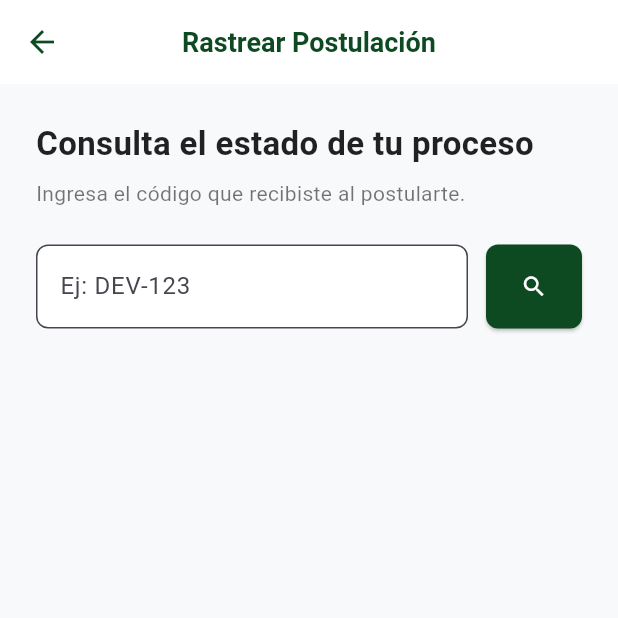
After one commit to JA-Guevara/MOBILE_SSAS_RRHH, a Flutter app: the screen it shows after launch, after a tap on "Rastrear", on a phone screen of 412 x 824 dp, the top half of it. The commit adds this screen. Run offline on Flutter 3.47's test engine with Material 3 defaults, Android fonts, the phone set to English and light mode, and no system bars; our stand-ins replace built_collection, built_value, dio, file_picker, flutter_secure_storage, go_router; missing offline and left inert: one_of, one_of_serializer.

Commit message:
implementar pantalla de seguimiento de postulación T1-21

```diff
--- a/lib/app/router/app_router.dart
+++ b/lib/app/router/app_router.dart
@@ -1,6 +1,7 @@
 import 'package:flutter/material.dart';
 import 'package:go_router/go_router.dart';
 import 'package:mobile_ssas_rrhh/features/auth/screens/login_screen.dart';
+import 'package:mobile_ssas_rrhh/features/vacantes/ui/vacante_detalle_screen.dart';
 // Comentado hasta crear los archivos fisicos
 // import '../../features/auth/screens/login_screen.dart';
 // import '../../features/auth/screens/register_screen.dart';
--- a/lib/features/postulaciones/data/postulaciones_service_falso.dart
+++ b/lib/features/postulaciones/data/postulaciones_service_falso.dart
@@ -2,6 +2,7 @@ import 'package:mobile_ssas_rrhh/features/postulaciones/data/postulaciones_servi
 import 'package:mobile_ssas_rrhh/features/postulaciones/model/cv_adjunto.dart';
 import 'package:mobile_ssas_rrhh/features/postulaciones/model/postulante.dart';
 import 'package:mobile_ssas_rrhh/features/postulaciones/model/resultado_postulacion.dart';
+
 
 /// Servicios FALSOS para desarrollar sin backend, igual que en vacantes.
 ///
@@ -17,6 +18,20 @@ import 'package:mobile_ssas_rrhh/features/postulaciones/model/resultado_postulac
 
 /// Acepta la postulación y devuelve un código de seguimiento de ejemplo,
 /// el mismo de la maqueta. Para la captura "con datos".
+
+class PostulacionEstado {
+  final String codigo;
+  final String vacanteTitulo;
+  final String etapaActual;
+  final String estado;
+
+  PostulacionEstado({
+    required this.codigo,
+    required this.vacanteTitulo,
+    required this.etapaActual,
+    required this.estado,
+  });
+}
 class PostulacionesServiceFalso extends PostulacionesService {
   PostulacionesServiceFalso() : super(baseUrl: 'falso');
 
@@ -34,6 +49,23 @@ class PostulacionesServiceFalso extends PostulacionesService {
       codigoSeguimiento: 'TX-8F4K2',
       mensaje: 'Recibimos tu postulación. Te escribiremos a tu correo.',
     );
+  }
+  Future<PostulacionEstado> consultarEstado(String codigo) async {
+    await Future.delayed(const Duration(seconds: 1));
+
+    final codigoLimpio = codigo.trim().toUpperCase();
+
+    // Usamos el mismo código que generó tu compañera arriba
+    if (codigoLimpio == 'TX-8F4K2') {
+      return PostulacionEstado(
+        codigo: 'TX-8F4K2',
+        vacanteTitulo: 'Desarrollador Backend',
+        etapaActual: 'Revisión Técnica',
+        estado: 'En Progreso',
+      );
+    }
+
+    throw Exception('No se encontró ninguna postulación con el código $codigoLimpio.');
   }
 }
 
--- /dev/null
+++ b/lib/features/postulaciones/ui/mi_postulacion_page.dart
@@ -0,0 +1,158 @@
+import 'package:flutter/material.dart';
+import '../data/postulaciones_service_falso.dart';
+
+class MiPostulacionScreen extends StatefulWidget {
+  const MiPostulacionScreen({super.key});
+
+  @override
+  State<MiPostulacionScreen> createState() => _MiPostulacionScreenState();
+}
+
+class _MiPostulacionScreenState extends State<MiPostulacionScreen> {
+  final _codigoController = TextEditingController();
+  final _servicio = PostulacionesServiceFalso();
+
+  bool _isLoading = false;
+  PostulacionEstado? _resultado;
+  String? _error;
+
+  final Color primaryDarkGreen = const Color(0xFF0D4A22);
+
+  void _buscarPostulacion() async {
+    if (_codigoController.text.trim().isEmpty) return;
+
+    setState(() {
+      _isLoading = true;
+      _error = null;
+      _resultado = null;
+    });
+
+    try {
+      final data = await _servicio.consultarEstado(_codigoController.text);
+      setState(() => _resultado = data);
+    } catch (e) {
+      setState(() => _error = e.toString().replaceAll('Exception: ', ''));
+    } finally {
+      setState(() => _isLoading = false);
+    }
+  }
+
+  @override
+  Widget build(BuildContext context) {
+    return Scaffold(
+      backgroundColor: const Color(0xFFF8F9FA),
+      appBar: AppBar(
+        backgroundColor: Colors.white,
+        foregroundColor: primaryDarkGreen,
+        title: const Text('Rastrear Postulación', style: TextStyle(fontWeight: FontWeight.bold, fontSize: 18)),
+        centerTitle: true,
+        elevation: 0,
+      ),
+      body: Padding(
+        padding: const EdgeInsets.all(24.0),
+        child: Column(
+          crossAxisAlignment: CrossAxisAlignment.stretch,
+          children: [
+            const Text(
+              'Consulta el estado de tu proceso',
+              style: TextStyle(fontSize: 22, fontWeight: FontWeight.bold, color: Colors.black87),
+            ),
+            const SizedBox(height: 8),
+            const Text(
+              'Ingresa el código que recibiste al postularte.',
+              style: TextStyle(color: Colors.black54),
+            ),
+            const SizedBox(height: 24),
+
+            // Buscador
+            Row(
+              children: [
+                Expanded(
+                  child: TextField(
+                    controller: _codigoController,
+                    decoration: InputDecoration(
+                      hintText: 'Ej: DEV-123',
+                      border: OutlineInputBorder(borderRadius: BorderRadius.circular(8)),
+                      focusedBorder: OutlineInputBorder(
+                        borderRadius: BorderRadius.circular(8),
+                        borderSide: BorderSide(color: primaryDarkGreen, width: 2),
+                      ),
+                      filled: true,
+                      fillColor: Colors.white,
+                    ),
+                  ),
+                ),
+                const SizedBox(width: 12),
+                SizedBox(
+                  height: 56,
+                  child: ElevatedButton(
+                    onPressed: _isLoading ? null : _buscarPostulacion,
+                    style: ElevatedButton.styleFrom(
+                      backgroundColor: primaryDarkGreen,
+                      shape: RoundedRectangleBorder(borderRadius: BorderRadius.circular(8)),
+                    ),
+                    child: _isLoading
+                        ? const SizedBox(height: 20, width: 20, child: CircularProgressIndicator(color: Colors.white, strokeWidth: 2))
+                        : const Icon(Icons.search, color: Colors.white),
+                  ),
+                ),
+              ],
+            ),
+
+            const SizedBox(height: 32),
+
+            // Resultados
+            if (_error != null)
+              Container(
+                padding: const EdgeInsets.all(16),
+                decoration: BoxDecoration(color: Colors.red.shade50, borderRadius: BorderRadius.circular(8), border: Border.all(color: Colors.red.shade200)),
+                child: Row(
+                  children: [
+                    Icon(Icons.error_outline, color: Colors.red.shade700),
+                    const SizedBox(width: 12),
+                    Expanded(child: Text(_error!, style: TextStyle(color: Colors.red.shade900))),
+                  ],
+                ),
+              ),
+
+            if (_resultado != null)
+              Card(
+                elevation: 0,
+                shape: RoundedRectangleBorder(borderRadius: BorderRadius.circular(12), side: BorderSide(color: Colors.grey.shade300)),
+                child: Padding(
+                  padding: const EdgeInsets.all(20.0),
+                  child: Column(
+                    crossAxisAlignment: CrossAxisAlignment.start,
+                    children: [
+                      Text('Código: ${_resultado!.codigo}', style: const TextStyle(color: Colors.grey, fontWeight: FontWeight.bold)),
+                      const SizedBox(height: 8),
+                      Text(_resultado!.vacanteTitulo, style: const TextStyle(fontSize: 20, fontWeight: FontWeight.bold, color: Colors.black87)),
+                      const Divider(height: 32),
+                      _buildInfoRow('Etapa actual:', _resultado!.etapaActual),
+                      const SizedBox(height: 12),
+                      _buildInfoRow('Estado:', _resultado!.estado, isStatus: true),
+                    ],
+                  ),
+                ),
+              ),
+          ],
+        ),
+      ),
+    );
+  }
+
+  Widget _buildInfoRow(String label, String value, {bool isStatus = false}) {
+    Color valueColor = Colors.black87;
+    if (isStatus) {
+      valueColor = value.toLowerCase() == 'rechazado' ? Colors.red.shade700 : primaryDarkGreen;
+    }
+
+    return Row(
+      mainAxisAlignment: MainAxisAlignment.spaceBetween,
+      children: [
+        Text(label, style: const TextStyle(fontSize: 16, color: Colors.black54)),
+        Text(value, style: TextStyle(fontSize: 16, fontWeight: FontWeight.bold, color: valueColor)),
+      ],
+    );
+  }
+}
--- a/lib/features/vacantes/data/vacantes_service_falso.dart
+++ b/lib/features/vacantes/data/vacantes_service_falso.dart
@@ -29,6 +29,17 @@ class VacantesServiceFalso extends VacantesService {
         'modalidad': 'Híbrido',
         'ubicacion': 'Santa Cruz',
         'fecha_cierre': '2026-09-10',
+        'descripcion': 'Buscamos un Desarrollador Backend proactivo para unirse a nuestro equipo. Serás responsable de diseñar, construir y mantener APIs robustas usando Python y Django.',
+        'requisitos': [
+          'Experiencia comprobable de 2+ años en desarrollo Backend.',
+          'Dominio de Python y framework Django.',
+          'Conocimiento en bases de datos PostgreSQL y Git.'
+        ],
+        'beneficios': [
+          'Seguro de salud privado.',
+          'Horarios flexibles.'
+        ],
+        'salario': null, // Probando la condición de ClickUp: no se mostrará
       }),
       Vacante.fromJson({
         'id': 2,
@@ -36,11 +47,27 @@ class VacantesServiceFalso extends VacantesService {
         'modalidad': 'Presencial',
         'ubicacion': 'Santa Cruz',
         'fecha_cierre': '2026-09-15',
+        'descripcion': 'Buscamos Auxiliar Contable con atención al detalle para el área de finanzas.',
+        'requisitos': [
+          'Estudiante de últimos semestres o egresado de Contaduría Pública.',
+          'Manejo de Excel intermedio/avanzado.'
+        ],
+        'beneficios': [
+          'Capacitación constante.',
+          'Buen clima laboral.'
+        ],
+        'salario': 3500.00, // Este sí se mostrará en la UI
       }),
     ];
   }
+
+  // MÉTODO NUEVO PARA T1-19: Obtiene el detalle simulado usando el ID
+  Future<Vacante> obtenerDetalle(int id) async {
+    await Future.delayed(const Duration(milliseconds: 500));
+    final lista = await vacantesPublicas('falso');
+    return lista.firstWhere((v) => v.id == id, orElse: () => throw Exception('Vacante no encontrada'));
+  }
 }
-
 /// Devuelve una lista vacía: para la captura del estado "sin vacantes".
 class VacantesServiceVacio extends VacantesService {
   VacantesServiceVacio() : super(baseUrl: 'falso');
--- a/lib/features/vacantes/model/vacante.dart
+++ b/lib/features/vacantes/model/vacante.dart
@@ -13,12 +13,22 @@ class Vacante {
   final String? ubicacion;
   final DateTime? fechaCierre;
 
+  // Nuevos campos para el detalle (T1-19)
+  final String? descripcion;
+  final List<String>? requisitos;
+  final List<String>? beneficios;
+  final double? salario;
+
   const Vacante({
     required this.id,
     required this.titulo,
     this.modalidad,
     this.ubicacion,
     this.fechaCierre,
+    this.descripcion,
+    this.requisitos,
+    this.beneficios,
+    this.salario,
   });
 
   /// Construye una Vacante a partir del JSON del backend.
@@ -30,6 +40,12 @@ class Vacante {
       modalidad: json['modalidad'] as String?,
       ubicacion: json['ubicacion'] as String?,
       fechaCierre: _parseFecha(json['fecha_cierre']),
+      descripcion: json['descripcion'] as String?,
+      // Mapeo seguro de listas
+      requisitos: (json['requisitos'] as List<dynamic>?)?.map((e) => e.toString()).toList(),
+      beneficios: (json['beneficios'] as List<dynamic>?)?.map((e) => e.toString()).toList(),
+      // El salario puede venir null o como número
+      salario: (json['salario'] as num?)?.toDouble(),
     );
   }
 
--- a/lib/features/vacantes/ui/vacantes_publicas_page.dart
+++ b/lib/features/vacantes/ui/vacantes_publicas_page.dart
@@ -6,6 +6,8 @@ import 'package:mobile_ssas_rrhh/features/postulaciones/ui/postulacion_page.dart
 import 'package:mobile_ssas_rrhh/features/vacantes/model/vacante.dart';
 import 'package:mobile_ssas_rrhh/features/vacantes/ui/widgets/vacante_card.dart';
 import 'package:mobile_ssas_rrhh/features/vacantes/data/vacantes_service.dart';
+import 'package:mobile_ssas_rrhh/features/vacantes/ui/vacante_detalle_screen.dart';
+import 'package:mobile_ssas_rrhh/features/postulaciones/ui/mi_postulacion_page.dart';
 
 /// Pantalla del portal público de empleos (T1-18).
 /// Muestra las vacantes de una empresa identificada por su slug.
@@ -55,6 +57,12 @@ class _VacantesPublicasPageState extends State<VacantesPublicasPage> {
 
   /// T1-20: abre el formulario de postulación de la vacante tocada.
   void _abrirPostulacion(Vacante vacante) {
+    Navigator.of(context).push(
+      MaterialPageRoute<void>(
+        builder: (_) => VacanteDetalleScreen(
+          vacanteId: vacante.id,
+          onPostular: () {
+            // Esta es la pantalla de tu compañera (T1-20)
             final servicio = widget.postulacionesService;
             if (servicio == null) return;
 
@@ -69,11 +77,28 @@ class _VacantesPublicasPageState extends State<VacantesPublicasPage> {
                 ),
               ),
             );
+          },
+        ),
+      ),
+    );
   }
 
   @override
   Widget build(BuildContext context) {
     return Scaffold(
+      floatingActionButton: FloatingActionButton.extended(
+        onPressed: () {
+          // Navegamos a tu nueva pantalla T1-21
+          Navigator.of(context).push(
+            MaterialPageRoute(
+              builder: (_) => const MiPostulacionScreen(), // Asegúrate de que el nombre coincida con tu clase
+            ),
+          );
+        },
+        icon: const Icon(Icons.search, color: Colors.white),
+        label: const Text('Rastrear', style: TextStyle(color: Colors.white)),
+        backgroundColor: const Color(0xFF0D4A22), // Verde institucional
+      ),
       body: Column(
         children: [
           _Cabecera(empresaNombre: widget.empresaNombre),
```
Also changed, not shown: lib/features/vacantes/ui/vacante_detalle_screen.dart (added, +180 -0 lines). Lines whose indentation alone changed are shown as unchanged.
